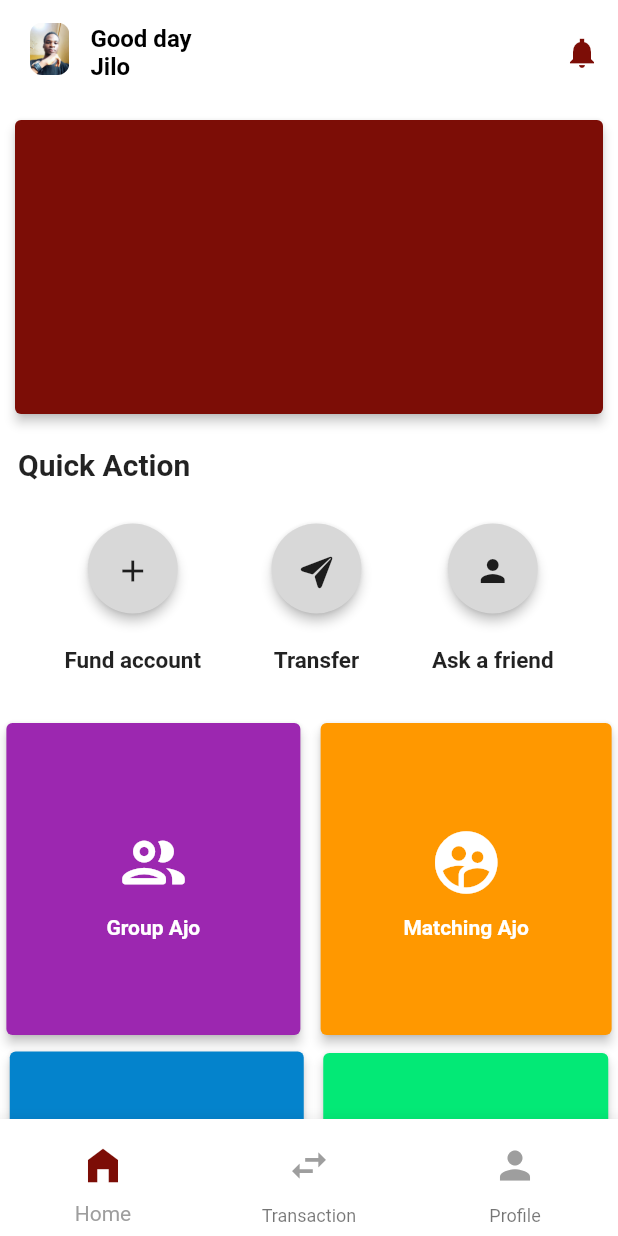
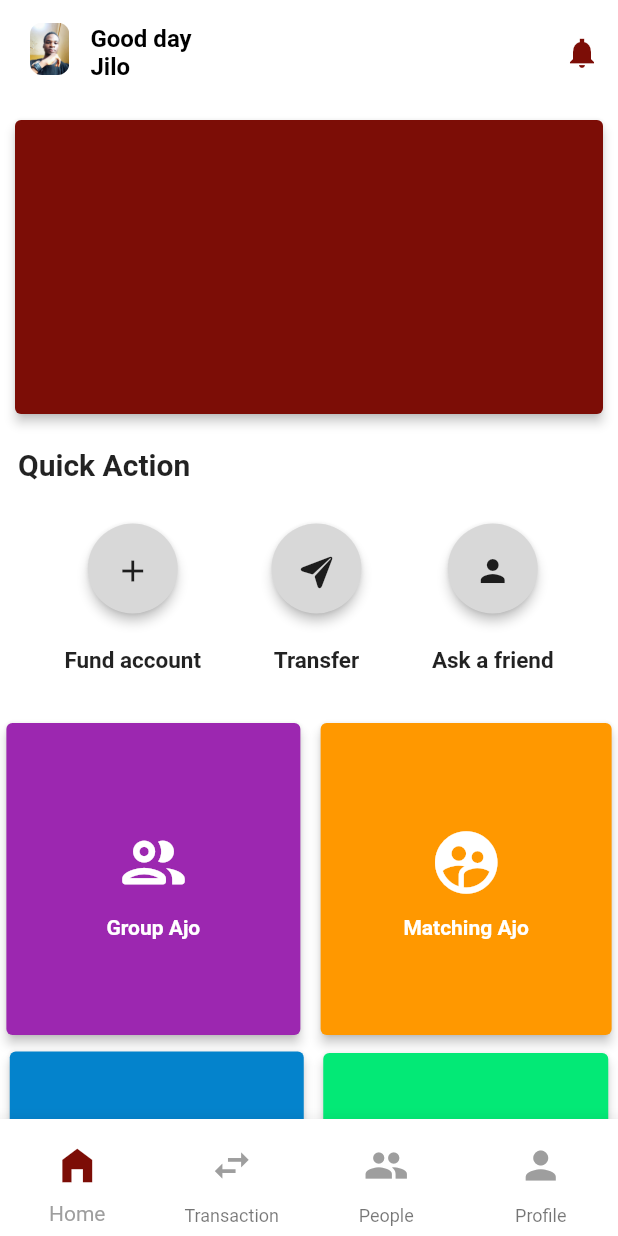
Before and after one commit to Crediometer/credio_ajo, a Flutter app: the screen it shows after launch, on a phone screen of 412 x 824 dp. Run offline on Flutter 3.47's test engine with Material 2 defaults, Android fonts, the light colour scheme and no system bars.

Commit message:
Credio Ajo App

```diff
--- a/lib/screens/IndexPage.dart
+++ b/lib/screens/IndexPage.dart
@@ -1,5 +1,6 @@
 import 'package:credio/screens/empty.dart';
 import 'package:credio/screens/fragments/home.dart';
+import 'package:credio/screens/fragments/people.dart';
 import 'package:credio/screens/fragments/transactions.dart';
 import 'package:credio/values/colors.dart';
 import 'package:flutter/cupertino.dart';
@@ -15,7 +16,13 @@ class MyIndexPage extends StatefulWidget {
 
 class _MyHomePageState extends State<MyIndexPage> {
   int _pages = 0;
-  var screens = [new MyHomeFragment(), new TransactionPage()];
+  var screens = [
+    new MyHomeFragment(),
+    new TransactionPage(),
+    new PeopleFragment()
+  ];
+
+  var appTitles = ["", "Transaction", "Contacts", "Profile"];
 
   void toggleScreen(int screen) {
     setState(() {
@@ -40,18 +47,18 @@ class _MyHomePageState extends State<MyIndexPage> {
         ),
         toolbarHeight: 70,
         backgroundColor: Colors.white,
-        elevation: (_pages == 1) ? 3 : 0,
-        leadingWidth: (_pages == 1) ? 50 : 400,
-        title: (_pages == 1)
+        elevation: (_pages == 1 || _pages == 2) ? 3 : 0,
+        leadingWidth: (_pages >= 1) ? 50 : 400,
+        title: (_pages >= 1)
             ? Center(
                 child: Text(
                   textAlign: TextAlign.center,
-                  "Transaction",
+                  appTitles[_pages],
                   style: TextStyle(color: Colors.black),
                 ),
               )
             : null,
-        leading: (_pages == 1)
+        leading: (_pages >= 1)
             ? IconButton(
                 onPressed: () {
                   toggleScreen(_pages - 1);
@@ -95,6 +102,7 @@ class _MyHomePageState extends State<MyIndexPage> {
       ),
       body: getScreen(),
       bottomNavigationBar: BottomNavigationBar(
+          type: BottomNavigationBarType.fixed,
           elevation: 10,
           fixedColor: Colors.grey,
           backgroundColor: Colors.white,
@@ -128,10 +136,21 @@ class _MyHomePageState extends State<MyIndexPage> {
                 icon: IconButton(
                     iconSize: 30,
                     onPressed: () {
+                      toggleScreen(2);
+                    },
+                    icon: Icon(Icons.people,
+                        color: (_pages == 2)
+                            ? new AppColors().wine
+                            : Colors.grey)),
+                label: "People"),
+            BottomNavigationBarItem(
+                icon: IconButton(
+                    iconSize: 30,
+                    onPressed: () {
                       toggleScreen(3);
                     },
                     icon: Icon(Icons.person,
-                        color: (_pages == 2)
+                        color: (_pages == 3)
                             ? new AppColors().wine
                             : Colors.grey)),
                 label: "Profile"),
```
Also changed, not shown: lib/screens/fragments/people.dart (added, +20 -0 lines).
